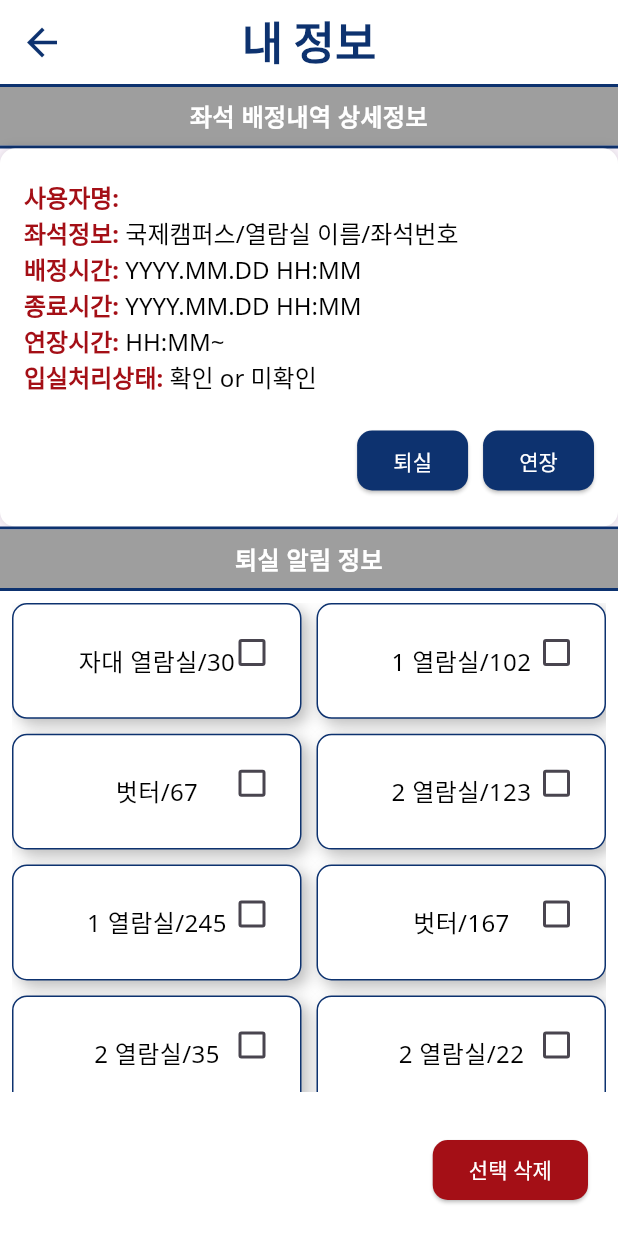
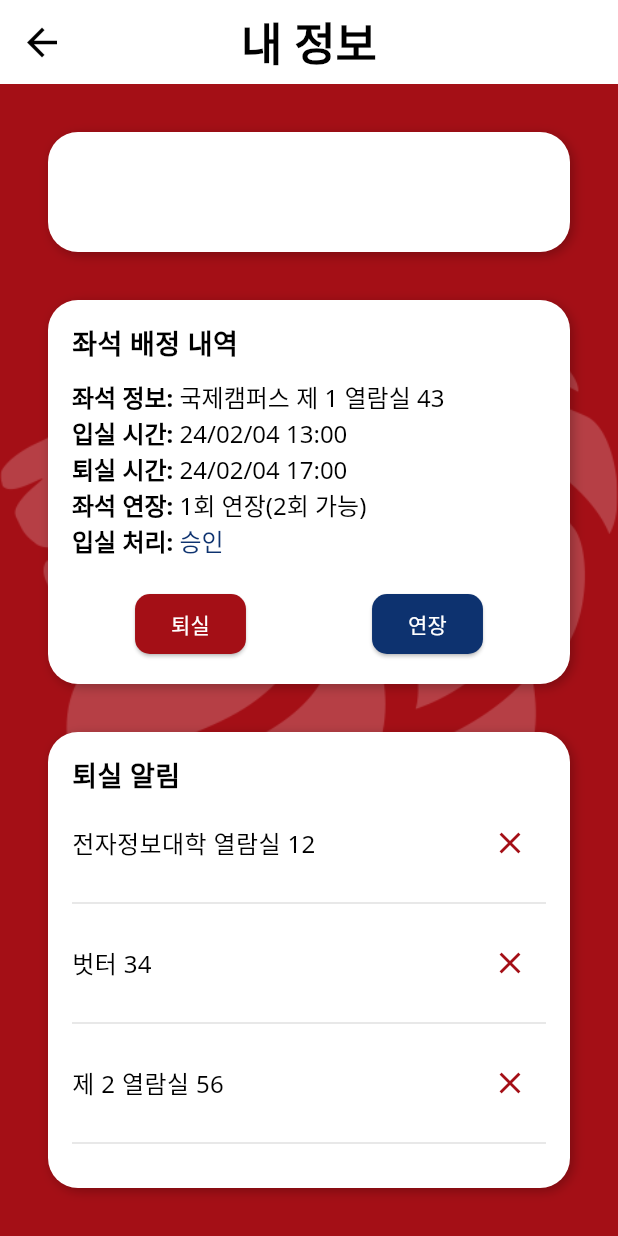
Before and after one commit to penguin234/tgwings-spicy-fist, a Flutter app: the MyPage screen opened directly with empty values, on a phone screen of 412 x 824 dp. Run offline on Flutter 3.47's test engine with Material 3 defaults, Android fonts, the phone set to English and light mode, and no system bars; our stand-ins replace auto_size_text, google_fonts, qr_flutter.

Commit message:
mypage ui final
mypage ui final

```diff
--- a/front/lib/views/crowdExpectPage.dart
+++ b/front/lib/views/crowdExpectPage.dart
@@ -78,7 +78,7 @@ class _CrowdExpectPageState extends State<CrowdExpectPage> {
         backgroundColor: Colors.white,
         title: Text(
           '예상 혼잡도',
-          style: GoogleFonts.robotoCondensed(
+          style: GoogleFonts.notoSans(
             fontWeight: FontWeight.bold,
             fontSize: 30,
           ),
--- a/front/lib/views/myPage.dart
+++ b/front/lib/views/myPage.dart
@@ -17,15 +17,11 @@ class MyPage extends StatefulWidget {
 
 class _MyPageState extends State<MyPage> {
   List<Map<String, dynamic>> seats = [
-    {'room': '자대 열람실', 'name': 30, 'code': 1234},
-    {'room': '1 열람실', 'name': 102, 'code': 1235},
-    {'room': '벗터', 'name': 67, 'code': 1236},
-    {'room': '2 열람실', 'name': 123, 'code': 1237},
-    {'room': '1 열람실', 'name': 245, 'code': 1238},
-    {'room': '벗터', 'name': 167, 'code': 1239},
-    {'room': '2 열람실', 'name': 35, 'code': 1240},
-    {'room': '2 열람실', 'name': 22, 'code': 1241},
-    {'room': '1 열람실', 'name': 11, 'code': 1242},
+    {'room': '전자정보대학 열람실', 'name': '12'},
+    {'room': '벗터', 'name': '34'},
+    {'room': '제 2 열람실', 'name': '56'},
+    {'room': '제 1 열람실', 'name': '78'},
+    {'room': '벗터', 'name': '109'},
   ];
 
   List<bool> selectedSeats = [];
@@ -52,85 +48,130 @@ class _MyPageState extends State<MyPage> {
   Widget build(BuildContext context) {
     return Scaffold(
       appBar: AppBar(
+        backgroundColor: Colors.white,
         leading: IconButton(
           icon: Icon(
             Icons.arrow_back,
-            color: khblue,
+            color: Colors.black,
             size: 30.0,
           ),
           onPressed: () {
             Navigator.of(context).pop();
           },
         ),
-        backgroundColor: Colors.white,
         title: Text(
           '내 정보',
-          style: GoogleFonts.robotoCondensed(
+          style: GoogleFonts.notoSans(
             fontWeight: FontWeight.bold,
+            color: Colors.black,
             fontSize: 30,
-            color: khblue,
           ),
         ),
         centerTitle: true,
-      ),
-      body: Column(
-        mainAxisAlignment: MainAxisAlignment.start,
-        children: [
-          Divider(
-            color: khblue,
-            thickness: 2.0,
-            height: 2.0,
-          ),
-          Container(
-            width: double.infinity,
-            color: Colors.grey,
-            padding: const EdgeInsets.all(8.0),
+        actions: [
+          Padding(
+            padding: const EdgeInsets.only(right: 10.0),
+            child: TextButton(
+              onPressed: () {},
               child: Text(
-              "좌석 배정내역 상세정보",
-              textAlign: TextAlign.center,
+                'LOGOUT',
                 style: GoogleFonts.notoSans(
+                  color: Colors.white,
                   fontWeight: FontWeight.bold,
-                fontSize: 16,
-                color: Colors.white,
                 ),
               ),
             ),
-          Divider(
-            color: khblue,
-            thickness: 2.0,
-            height: 2.0,
           ),
-          Container(
-            padding: const EdgeInsets.symmetric(horizontal: 16.0, vertical: 20.0),
+        ],
+      ),
+      body: Container(
         decoration: BoxDecoration(
-              borderRadius: BorderRadius.circular(10.0),
+          color: khred,
+          image: DecorationImage(
+            image: AssetImage('assets/lion.png'),
+            fit: BoxFit.contain,
+          ),
+        ),
+        child: Column(
+          crossAxisAlignment: CrossAxisAlignment.stretch,
+          children: [
+            Padding(
+              padding: const EdgeInsets.symmetric(horizontal: 32.0, vertical: 32.0),
+              child: Container(
+                padding: const EdgeInsets.all(16.0),
+                decoration: BoxDecoration(
                   color: Colors.white,
+                  borderRadius: BorderRadius.circular(20.0),
                   boxShadow: [
                     BoxShadow(
-                  color: Colors.black12,
-                  blurRadius: 5.0,
-                  spreadRadius: 1.0,
+                      color: Colors.black26,
+                      blurRadius: 6.0,
+                      offset: Offset(2, 2),
                     ),
                   ],
                 ),
                 child: Column(
                   crossAxisAlignment: CrossAxisAlignment.start,
                   children: [
+                    Text(
+                      '${widget.data['name']}',
+                      style: GoogleFonts.notoSans(
+                        fontSize: 18,
+                        fontWeight: FontWeight.bold,
+                      ),
+                    ),
+                    Text(
+                      '${widget.data['id']}',
+                      style: GoogleFonts.notoSans(
+                        fontSize: 16,
+                        color: Colors.grey[600],
+                      ),
+                    ),
+                  ],
+                ),
+              ),
+            ),
+            // 좌석 배정 내역 섹션
+            Padding(
+              padding: const EdgeInsets.symmetric(horizontal: 32.0, vertical: 0),
+              child: Container(
+                padding: const EdgeInsets.all(16.0),
+                decoration: BoxDecoration(
+                  color: Colors.white,
+                  borderRadius: BorderRadius.circular(20.0),
+                  boxShadow: [
+                    BoxShadow(
+                      color: Colors.black26,
+                      blurRadius: 6.0,
+                      offset: Offset(2, 2),
+                    ),
+                  ],
+                ),
+                child: Column(
+                  crossAxisAlignment: CrossAxisAlignment.start,
+                  children: [
+                    Text(
+                      "좌석 배정 내역",
+                      style: GoogleFonts.notoSans(
+                        fontWeight: FontWeight.bold,
+                        fontSize: 18,
+                        color: Colors.black,
+                      ),
+                    ),
+                    SizedBox(height: 10),
                     RichText(
                       text: TextSpan(
+                        text: "좌석 정보: ",
+                        style: GoogleFonts.notoSans(
+                          fontWeight: FontWeight.bold,
+                          color: Colors.black,
+                          fontSize: 16,
+                        ),
                         children: [
                           TextSpan(
-                        text: "사용자명: ",
+                            text: "국제캠퍼스 제 1 열람실 43",
                             style: GoogleFonts.notoSans(
-                          fontWeight: FontWeight.bold,
-                          color: khred,
-                          fontSize: 16,
-                        ),
-                      ),
-                      TextSpan(
-                        text: widget.data['name'],
-                        style: GoogleFonts.notoSans(
-                          fontSize: 16,
+                              fontWeight: FontWeight.normal,
                               color: Colors.black,
                             ),
                           ),
@@ -139,19 +180,17 @@ class _MyPageState extends State<MyPage> {
                     ),
                     RichText(
                       text: TextSpan(
+                        text: "입실 시간: ",
+                        style: GoogleFonts.notoSans(
+                          fontWeight: FontWeight.bold,
+                          color: Colors.black,
+                          fontSize: 16,
+                        ),
                         children: [
                           TextSpan(
-                        text: "좌석정보: ",
+                            text: "24/02/04 13:00",
                             style: GoogleFonts.notoSans(
-                          fontWeight: FontWeight.bold,
-                          color: khred,
-                          fontSize: 16,
-                        ),
-                      ),
-                      TextSpan(
-                        text: "국제캠퍼스/열람실 이름/좌석번호",
-                        style: GoogleFonts.notoSans(
-                          fontSize: 16,
+                              fontWeight: FontWeight.normal,
                               color: Colors.black,
                             ),
                           ),
@@ -160,19 +199,17 @@ class _MyPageState extends State<MyPage> {
                     ),
                     RichText(
                       text: TextSpan(
+                        text: "퇴실 시간: ",
+                        style: GoogleFonts.notoSans(
+                          fontWeight: FontWeight.bold,
+                          color: Colors.black,
+                          fontSize: 16,
+                        ),
                         children: [
                           TextSpan(
-                        text: "배정시간: ",
+                            text: "24/02/04 17:00",
                             style: GoogleFonts.notoSans(
-                          fontWeight: FontWeight.bold,
-                          color: khred,
-                          fontSize: 16,
-                        ),
-                      ),
-                      TextSpan(
-                        text: "YYYY.MM.DD HH:MM",
-                        style: GoogleFonts.notoSans(
-                          fontSize: 16,
+                              fontWeight: FontWeight.normal,
                               color: Colors.black,
                             ),
                           ),
@@ -181,19 +218,17 @@ class _MyPageState extends State<MyPage> {
                     ),
                     RichText(
                       text: TextSpan(
+                        text: "좌석 연장: ",
+                        style: GoogleFonts.notoSans(
+                          fontWeight: FontWeight.bold,
+                          color: Colors.black,
+                          fontSize: 16,
+                        ),
                         children: [
                           TextSpan(
-                        text: "종료시간: ",
+                            text: "1회 연장(2회 가능)",
                             style: GoogleFonts.notoSans(
-                          fontWeight: FontWeight.bold,
-                          color: khred,
-                          fontSize: 16,
-                        ),
-                      ),
-                      TextSpan(
-                        text: "YYYY.MM.DD HH:MM",
-                        style: GoogleFonts.notoSans(
-                          fontSize: 16,
+                              fontWeight: FontWeight.normal,
                               color: Colors.black,
                             ),
                           ),
@@ -202,41 +237,18 @@ class _MyPageState extends State<MyPage> {
                     ),
                     RichText(
                       text: TextSpan(
+                        text: "입실 처리: ",
+                        style: GoogleFonts.notoSans(
+                          fontWeight: FontWeight.bold,
+                          color: Colors.black,
+                          fontSize: 16,
+                        ),
                         children: [
                           TextSpan(
-                        text: "연장시간: ",
+                            text: "승인",
                             style: GoogleFonts.notoSans(
-                          fontWeight: FontWeight.bold,
-                          color: khred,
-                          fontSize: 16,
-                        ),
-                      ),
-                      TextSpan(
-                        text: "HH:MM~",
-                        style: GoogleFonts.notoSans(
-                          fontSize: 16,
-                          color: Colors.black,
-                        ),
-                      ),
-                    ],
-                  ),
-                ),
-                RichText(
-                  text: TextSpan(
-                    children: [
-                      TextSpan(
-                        text: "입실처리상태: ",
-                        style: GoogleFonts.notoSans(
-                          fontWeight: FontWeight.bold,
-                          color: khred,
-                          fontSize: 16,
-                        ),
-                      ),
-                      TextSpan(
-                        text: "확인 or 미확인",
-                        style: GoogleFonts.notoSans(
-                          fontSize: 16,
-                          color: Colors.black,
+                              fontWeight: FontWeight.normal,
+                              color: khblue,
                             ),
                           ),
                         ],
@@ -244,12 +256,12 @@ class _MyPageState extends State<MyPage> {
                     ),
                     SizedBox(height: 20),
                     Row(
-                  mainAxisAlignment: MainAxisAlignment.end,
+                      mainAxisAlignment: MainAxisAlignment.spaceAround,
                       children: [
                         ElevatedButton(
                           onPressed: () {},
                           style: ElevatedButton.styleFrom(
-                        backgroundColor: khblue,
+                            backgroundColor: khred,
                             foregroundColor: Colors.white,
                             shape: RoundedRectangleBorder(
                               borderRadius: BorderRadius.circular(10.0),
@@ -257,7 +269,6 @@ class _MyPageState extends State<MyPage> {
                           ),
                           child: Text("퇴실"),
                         ),
-                    SizedBox(width: 10),
                         ElevatedButton(
                           onPressed: () {},
                           style: ElevatedButton.styleFrom(
@@ -274,106 +285,69 @@ class _MyPageState extends State<MyPage> {
                   ],
                 ),
               ),
-          Divider(
-            color: khblue,
-            thickness: 2.0,
-            height: 2.0,
             ),
-          Container(
-            width: double.infinity,
-            color: Colors.grey,
-            padding: const EdgeInsets.all(8.0),
-            child: Text(
-              "퇴실 알림 정보",
-              textAlign: TextAlign.center,
-              style: GoogleFonts.notoSans(
-                fontWeight: FontWeight.bold,
-                fontSize: 16,
-                color: Colors.white,
-              ),
-            ),
-          ),
-          Divider(
-            color: khblue,
-            thickness: 2.0,
-            height: 2.0,
-          ),
+            // 퇴실 알림 섹션
             Expanded(
+              child: Padding(
+                padding: const EdgeInsets.symmetric(horizontal: 32.0, vertical: 32.0),
                 child: Container(
-              color: Colors.white,
-              padding: const EdgeInsets.all(8.0),
-              child: GridView.builder(
-                gridDelegate: SliverGridDelegateWithFixedCrossAxisCount(
-                  crossAxisCount: 2,
-                  mainAxisSpacing: 10.0,
-                  crossAxisSpacing: 10.0,
-                  childAspectRatio: 2.5,
-                ),
-                itemCount: seats.length,
-                itemBuilder: (context, index) {
-                  return Container(
+                  padding: const EdgeInsets.all(16.0),
                   decoration: BoxDecoration(
                     color: Colors.white,
-                      border: Border.all(color: khblue),
-                      borderRadius: BorderRadius.circular(10.0),
+                    borderRadius: BorderRadius.circular(20.0),
                     boxShadow: [
                       BoxShadow(
                         color: Colors.black26,
-                          blurRadius: 8.0,
-                          offset: Offset(4, 4),
+                        blurRadius: 6.0,
+                        offset: Offset(2, 2),
                       ),
                     ],
                   ),
-                    child: Stack(
+                  child: Column(
+                    crossAxisAlignment: CrossAxisAlignment.start,
                     children: [
-                        Center(
+                      Text(
+                        "퇴실 알림",
+                        style: GoogleFonts.notoSans(
+                          fontWeight: FontWeight.bold,
+                          fontSize: 18,
+                          color: Colors.black,
+                        ),
+                      ),
+                      Expanded(
+                        child: ListView.separated(
+                          itemCount: seats.length,
+                          separatorBuilder: (context, index) => Divider(
+                            color: Colors.grey[300],
+                            thickness: 1,
+                          ),
+                          itemBuilder: (context, index) {
+                            return Padding(
+                              padding: const EdgeInsets.symmetric(vertical: 8.0),
+                              child: Row(
+                                children: [
+                                  Expanded(
                                     child: Text(
-                            "${seats[index]['room']}/${seats[index]['name']}",
+                                      "${seats[index]['room']} ${seats[index]['name']}",
                                       style: GoogleFonts.notoSans(
                                         fontSize: 16,
                                         color: Colors.black,
                                       ),
                                     ),
                                   ),
-                        Positioned(
-                          top: 8,
-                          right: 8,
-                          child: Checkbox(
-                            value: selectedSeats[index],
-                            onChanged: (bool? value) {
+                                  IconButton(
+                                    icon: Icon(Icons.close, color: khred),
+                                    onPressed: () {
                                       setState(() {
-                                selectedSeats[index] = value!;
+                                        seats.removeAt(index);
                                       });
                                     },
-                            activeColor: khred,
-                          ),
                                   ),
                                 ],
                               ),
                             );
                           },
                         ),
-            ),
-          ),
-          Container(
-            color: Colors.white,
-            child: Padding(
-              padding: const EdgeInsets.all(20.0),
-              child: Container(
-                color: Colors.white,
-                child: Row(
-                  mainAxisAlignment: MainAxisAlignment.end,
-                  children: [
-                    ElevatedButton(
-                      onPressed: deleteSelectedSeats,
-                      style: ElevatedButton.styleFrom(
-                        backgroundColor: khred,
-                        foregroundColor: Colors.white,
-                        shape: RoundedRectangleBorder(
-                          borderRadius: BorderRadius.circular(10.0),
-                        ),
-                      ),
-                      child: Text("선택 삭제"),
                       ),
                     ],
                   ),
@@ -382,6 +356,7 @@ class _MyPageState extends State<MyPage> {
             ),
           ],
         ),
+      ),
     );
   }
 }
```
Also changed, not shown: 1 other file. Lines whose indentation alone changed are shown as unchanged.
